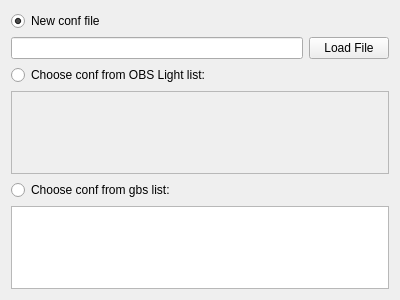
Qt form obslight/ObsLightGui/ui/wizard_chooseProjectConf.ui (ronan22/obs-light) before a commit.
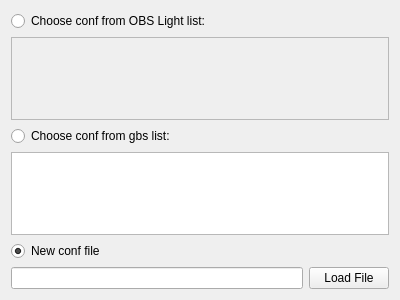
The same form after that commit.

```diff
--- a/obslight/ObsLightGui/ui/wizard_chooseProjectConf.ui
+++ b/obslight/ObsLightGui/ui/wizard_chooseProjectConf.ui
@@ -26,49 +26,53 @@
    <string notr="true">1</string>
   </attribute>
   <layout class="QGridLayout" name="gridLayout">
-   <item row="1" column="0">
-    <widget class="QRadioButton" name="addNewConfButton">
-     <property name="text">
-      <string>New conf file</string>
-     </property>
-     <property name="checked">
-      <bool>true</bool>
-     </property>
-    </widget>
-   </item>
-   <item row="4" column="0" colspan="2">
+   <item row="4" column="1" colspan="2">
     <widget class="QListWidget" name="LocalConfListWidget">
      <property name="enabled">
       <bool>false</bool>
      </property>
     </widget>
    </item>
-   <item row="3" column="0">
+   <item row="3" column="1">
     <widget class="QRadioButton" name="chooseConfButton">
      <property name="text">
       <string>Choose conf from OBS Light list:</string>
      </property>
     </widget>
    </item>
-   <item row="2" column="0">
-    <widget class="QLineEdit" name="lineEdit"/>
+   <item row="8" column="1" colspan="2">
+    <widget class="QListWidget" name="LocalGbsConfListWidget"/>
    </item>
-   <item row="2" column="1">
+   <item row="10" column="2">
     <widget class="QPushButton" name="LoadConfFileButton">
      <property name="text">
       <string>Load File</string>
      </property>
     </widget>
    </item>
-   <item row="5" column="0">
-    <widget class="QRadioButton" name="radioButton">
+   <item row="10" column="1">
+    <widget class="QLineEdit" name="lineEdit">
+     <property name="readOnly">
+      <bool>true</bool>
+     </property>
+    </widget>
+   </item>
+   <item row="5" column="1">
+    <widget class="QRadioButton" name="chooseGbsConfButton">
      <property name="text">
       <string>Choose conf from gbs list:</string>
      </property>
     </widget>
    </item>
-   <item row="6" column="0" colspan="2">
-    <widget class="QListWidget" name="listWidget"/>
+   <item row="9" column="1">
+    <widget class="QRadioButton" name="addNewConfButton">
+     <property name="text">
+      <string>New conf file</string>
+     </property>
+     <property name="checked">
+      <bool>true</bool>
+     </property>
+    </widget>
    </item>
   </layout>
  </widget>
```
Left out of the diff: 19 changed lines with no effect on the pictures.
